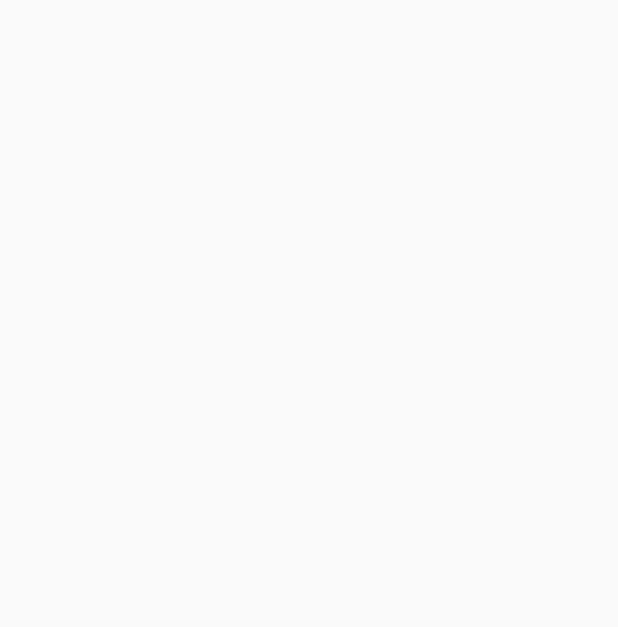
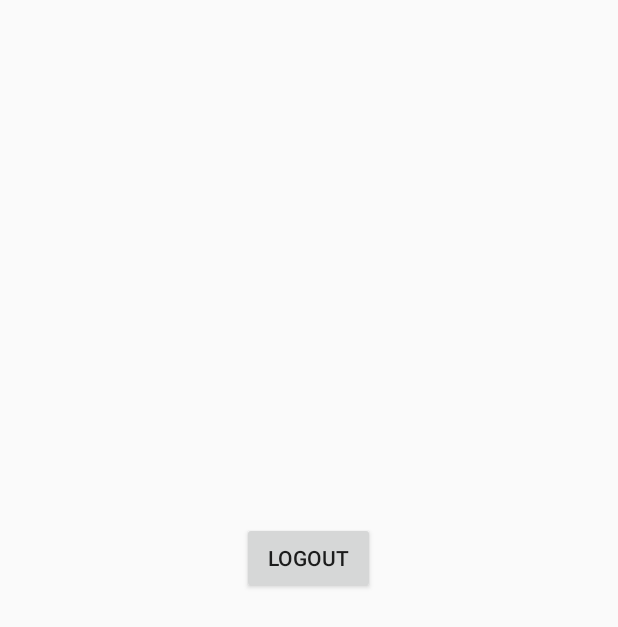
Before and after one commit to LuvJaiswal/EcommerceApp, an Android app: the HomeActivity screen opened directly, with no data from a screen before it, on a phone screen of 412 x 824 dp. Before the commit the part shown is empty. Shown: the top 627 px of the screen. Run offline under Robolectric (Android 15) with nearby library versions, the phone set to English and light mode, and no system bars.

Commit message:
logout added

```diff
--- a/app/src/main/java/com/example/ecommerceapp/HomeActivity.java
+++ b/app/src/main/java/com/example/ecommerceapp/HomeActivity.java
@@ -2,13 +2,30 @@ package com.example.ecommerceapp;
 
 import androidx.appcompat.app.AppCompatActivity;
 
+import android.content.Intent;
 import android.os.Bundle;
+import android.view.View;
+import android.widget.Button;
 
 public class HomeActivity extends AppCompatActivity {
+
+    private Button LogoutBtn;
+
 
     @Override
     protected void onCreate(Bundle savedInstanceState) {
         super.onCreate(savedInstanceState);
         setContentView(R.layout.activity_home);
+
+        LogoutBtn =(Button)findViewById(R.id.logoutBtn);
+
+        LogoutBtn.setOnClickListener(new View.OnClickListener() {
+            @Override
+            public void onClick(View v) {
+                Intent intent = new Intent(HomeActivity.this,MainActivity.class);
+                startActivity(intent);
+            }
+        });
     }
+
 }
--- a/app/src/main/java/com/example/ecommerceapp/LoginActivity.java
+++ b/app/src/main/java/com/example/ecommerceapp/LoginActivity.java
@@ -98,15 +98,22 @@ public class LoginActivity extends AppCompatActivity {
                             Intent intent = new Intent(LoginActivity.this,HomeActivity.class);
                             startActivity(intent);
                         }
+                        else
+                        {
+                            loadingBar.dismiss();
+                            Toast.makeText(LoginActivity.this, "Password is wrong", Toast.LENGTH_SHORT).show();
+                        }
+
                     }
 
 
                 }
-                else{
+                else
+                    {
                     Toast.makeText(LoginActivity.this, "Account with this" +phone + "number donot exists", Toast.LENGTH_SHORT).show();
                     loadingBar.dismiss();
                     //Toast.makeText(LoginActivity.this, "You need to create a new Account", Toast.LENGTH_SHORT).show();
-                }
+                    }
 
 
             }
--- a/app/src/main/res/layout/activity_home.xml
+++ b/app/src/main/res/layout/activity_home.xml
@@ -1,9 +1,23 @@
 <?xml version="1.0" encoding="utf-8"?>
-<androidx.constraintlayout.widget.ConstraintLayout xmlns:android="http://schemas.android.com/apk/res/android"
+<RelativeLayout xmlns:android="http://schemas.android.com/apk/res/android"
     xmlns:app="http://schemas.android.com/apk/res-auto"
     xmlns:tools="http://schemas.android.com/tools"
     android:layout_width="match_parent"
     android:layout_height="match_parent"
     tools:context=".HomeActivity">
 
-</androidx.constraintlayout.widget.ConstraintLayout>
+
+    <Button
+        android:id="@+id/logoutBtn"
+        android:layout_width="wrap_content"
+        android:layout_height="wrap_content"
+        android:layout_alignParentStart="true"
+        android:layout_alignParentTop="true"
+        android:layout_alignParentEnd="true"
+        android:layout_centerInParent="true"
+        android:layout_marginStart="161dp"
+        android:layout_marginTop="348dp"
+        android:layout_marginEnd="162dp"
+        android:text="Logout"
+        />
+</RelativeLayout>
```
